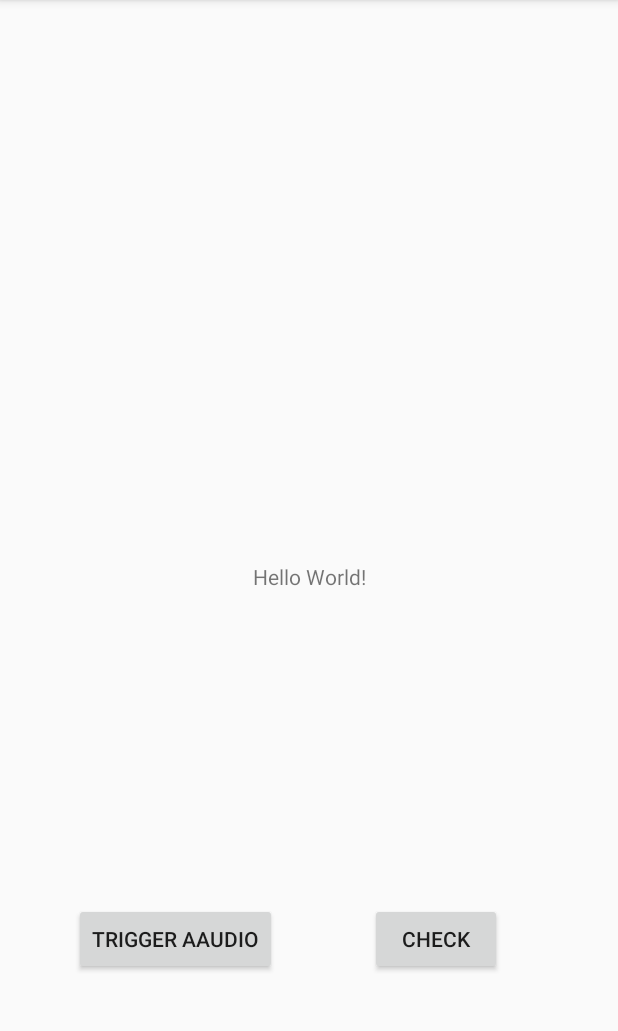
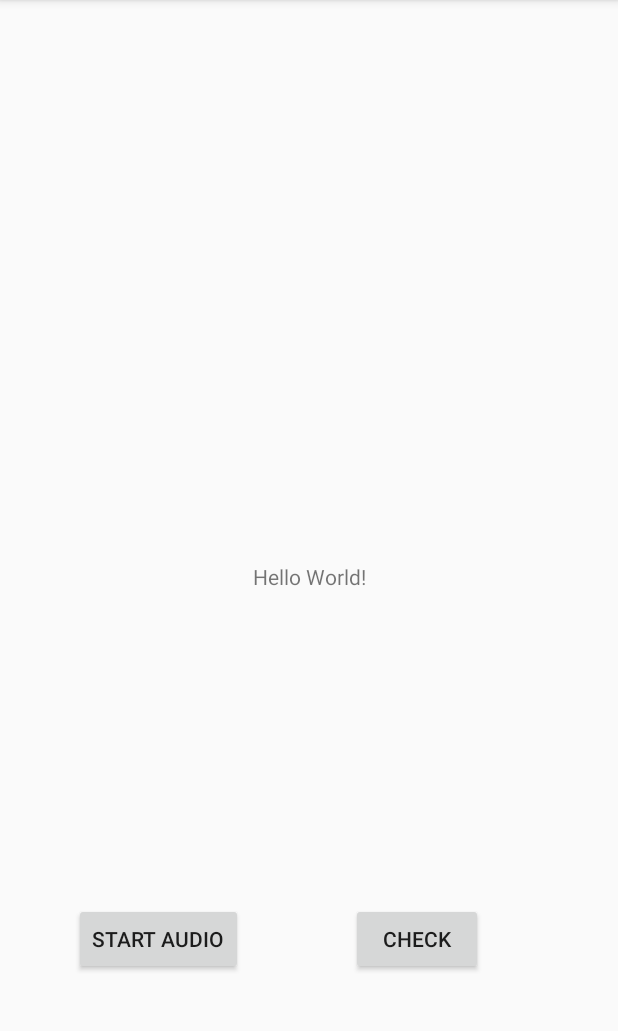
Before and after one commit to senputra/VoiceClicker, an Android app: the screen it shows after launch (MainActivity), on a phone screen of 412 x 824 dp, the part 84-1115 px from its top. Run offline under Robolectric (Android 15) with nearby library versions, the phone set to English and light mode, and no system bars.

Commit message:
Added StopStream functionality

```diff
--- a/app/src/main/java/com/doodee/voiceclicker/AudioEngine.java
+++ b/app/src/main/java/com/doodee/voiceclicker/AudioEngine.java
@@ -15,4 +15,6 @@ public enum AudioEngine {
 
     public static native void checkStat();
 
+    public static native void stopEngine();
+
 }
--- a/app/src/main/java/com/doodee/voiceclicker/MainActivity.java
+++ b/app/src/main/java/com/doodee/voiceclicker/MainActivity.java
@@ -21,18 +21,28 @@ public class MainActivity extends AppCompatActivity {
         super.onCreate(savedInstanceState);
         setContentView(R.layout.activity_main);
 
+        final boolean isEngineStarted = false;
+
+
         // Example of a call to a native method
-        TextView tv = findViewById(R.id.sample_text);
-        tv.setText(AudioEngine.stringFromJNI());
+        final TextView tv = findViewById(R.id.sample_text);
 
-        Button btn = findViewById(R.id.btnAAudio);
+        final Button btn = findViewById(R.id.btnAAudio);
         btn.setOnClickListener(new View.OnClickListener() {
             @Override
             public void onClick(View v) {
-                if (checkMyPermission()) {
-                    AudioEngine.startEngine();
+                if (isEngineStarted) {
+                    AudioEngine.stopEngine();
+                    tv.setText("Recording Stream Stopped");
+                    btn.setText("Start Audio");
                 } else {
-                    showToastShort("Audio Engine not created");
+                    if (checkMyPermission()) {
+                        AudioEngine.startEngine();
+                        tv.setText("Recording Stream started");
+                        btn.setText("Stop Audio");
+                    } else {
+                        showToastShort("Audio Engine not created");
+                    }
                 }
             }
         });
--- a/app/src/main/res/layout/activity_main.xml
+++ b/app/src/main/res/layout/activity_main.xml
@@ -22,7 +22,7 @@
         android:layout_height="wrap_content"
         android:layout_marginStart="49dp"
         android:layout_marginBottom="118dp"
-        android:text="Trigger AAudio"
+        android:text="Start Audio"
         app:layout_constraintBottom_toBottomOf="parent"
         app:layout_constraintStart_toStartOf="parent" />
 
```
Also changed, not shown: 2 other files.
